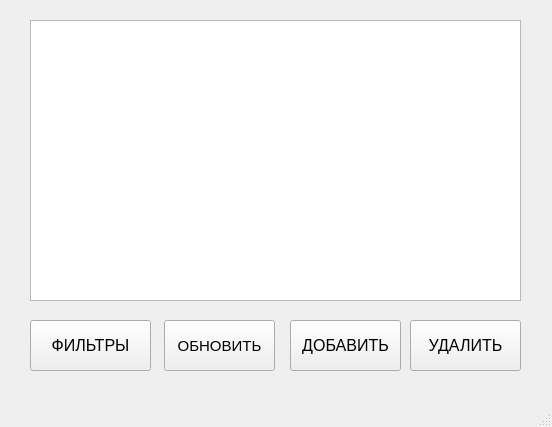
Andrey0388/Receptus, file recept.ui: the form before one commit.
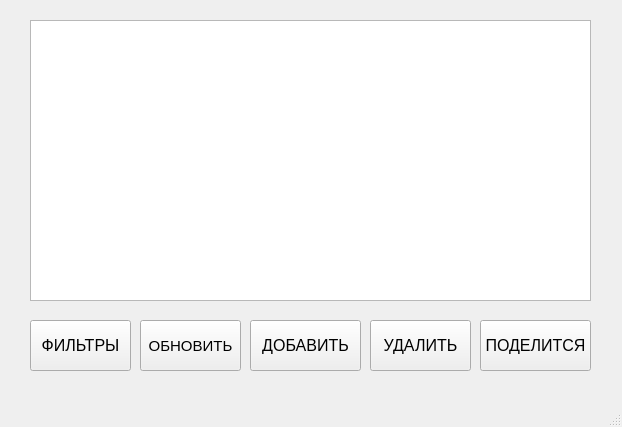
The form after the commit.

Diff of the .ui file:
```diff
--- a/recept.ui
+++ b/recept.ui
@@ -6,7 +6,7 @@
    <rect>
     <x>0</x>
     <y>0</y>
-    <width>552</width>
+    <width>622</width>
     <height>427</height>
    </rect>
   </property>
@@ -19,17 +19,22 @@
      <rect>
       <x>30</x>
       <y>20</y>
-      <width>491</width>
+      <width>561</width>
       <height>281</height>
      </rect>
     </property>
+    <property name="font">
+     <font>
+      <pointsize>16</pointsize>
+     </font>
+    </property>
    </widget>
    <widget class="QPushButton" name="filtresButton">
     <property name="geometry">
      <rect>
       <x>30</x>
       <y>320</y>
-      <width>121</width>
+      <width>101</width>
       <height>51</height>
      </rect>
     </property>
@@ -51,7 +56,7 @@
    <widget class="QPushButton" name="addButton">
     <property name="geometry">
      <rect>
-      <x>290</x>
+      <x>250</x>
       <y>320</y>
       <width>111</width>
       <height>51</height>
@@ -69,9 +74,9 @@
    <widget class="QPushButton" name="deleteButton">
     <property name="geometry">
      <rect>
-      <x>410</x>
+      <x>370</x>
       <y>320</y>
-      <width>111</width>
+      <width>101</width>
       <height>51</height>
      </rect>
     </property>
@@ -87,9 +92,9 @@
    <widget class="QPushButton" name="refreshButton">
     <property name="geometry">
      <rect>
-      <x>164</x>
+      <x>140</x>
       <y>320</y>
-      <width>111</width>
+      <width>101</width>
       <height>51</height>
      </rect>
     </property>
@@ -102,6 +107,24 @@
      <string>ОБНОВИТЬ</string>
     </property>
    </widget>
+   <widget class="QPushButton" name="sendButton">
+    <property name="geometry">
+     <rect>
+      <x>480</x>
+      <y>320</y>
+      <width>111</width>
+      <height>51</height>
+     </rect>
+    </property>
+    <property name="font">
+     <font>
+      <pointsize>12</pointsize>
+     </font>
+    </property>
+    <property name="text">
+     <string>ПОДЕЛИТСЯ</string>
+    </property>
+   </widget>
   </widget>
   <widget class="QMenuBar" name="menubar">
    <property name="geometry">
```
Left out of the diff: 2 changed lines with no effect on the pictures.
